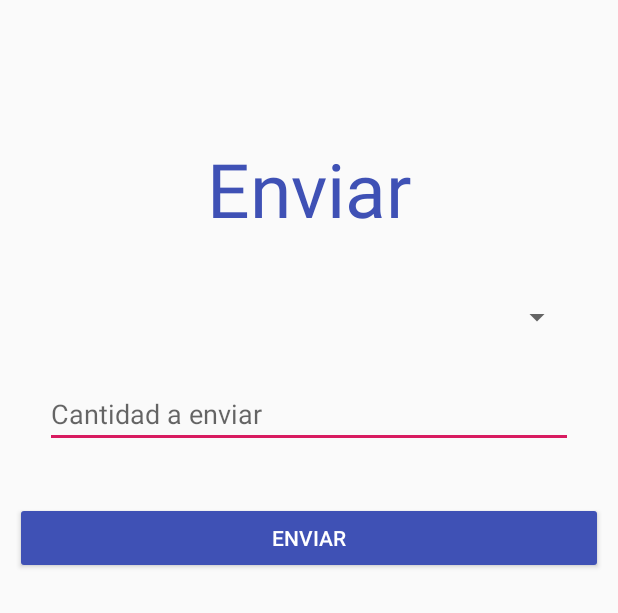
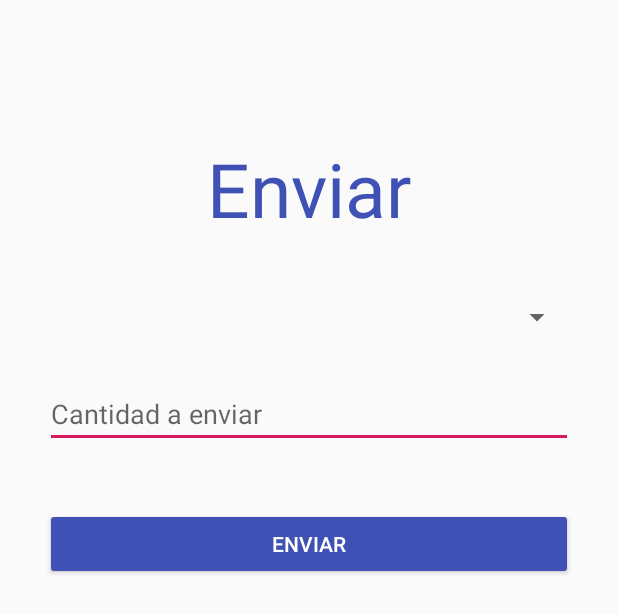
Before and after one commit to un-sei2019i-labs-tma/bank, an Android app: the layout activity_send_user.xml on its own in the app's theme, with its tools: preview values and no code run, on a phone screen of 412 x 824 dp. Shown: the top 613 px of the screen. Run offline under Robolectric (Android 15) with nearby library versions, the phone set to English and light mode, and no system bars.

Commit message:
todas las ui

```diff
--- a/mobile_app/BankApp/app/src/main/AndroidManifest.xml
+++ b/mobile_app/BankApp/app/src/main/AndroidManifest.xml
@@ -9,6 +9,9 @@
         android:roundIcon="@mipmap/ic_launcher_round"
         android:supportsRtl="true"
         android:theme="@style/AppTheme">
+        <activity android:name=".Presentation.RegisterActivity"></activity>
+        <activity android:name=".Presentation.SendUserActivity" />
+        <activity android:name=".Presentation.HomeUserActivity" />
         <activity android:name=".Presentation.MainActivity">
             <intent-filter>
                 <action android:name="android.intent.action.MAIN" />
--- a/mobile_app/BankApp/app/src/main/java/com/example/bankapp/Presentation/MainActivity.java
+++ b/mobile_app/BankApp/app/src/main/java/com/example/bankapp/Presentation/MainActivity.java
@@ -1,6 +1,7 @@
 package com.example.bankapp.Presentation;
 
 import android.content.ContentValues;
+import android.content.Intent;
 import android.database.Cursor;
 import android.database.sqlite.SQLiteDatabase;
 import android.support.v7.app.AppCompatActivity;
@@ -53,7 +54,8 @@ public class MainActivity extends AppCompatActivity {
             if (row.moveToFirst()){
 
                 if (row.getString(1).equals(password)){
-                    Toast.makeText(this,"praise the sun \\[T]/",Toast.LENGTH_SHORT).show();
+                    Intent intent1 = new Intent(MainActivity.this, HomeUserActivity.class);
+                    startActivity(intent1);
                 }else {
                     Toast.makeText(this,"Password incorecto",Toast.LENGTH_SHORT).show();
                 }
--- a/mobile_app/BankApp/app/src/main/res/layout/activity_send_user.xml
+++ b/mobile_app/BankApp/app/src/main/res/layout/activity_send_user.xml
@@ -1,25 +1,25 @@
 <?xml version="1.0" encoding="utf-8"?>
-<android.support.constraint.ConstraintLayout
-    xmlns:android="http://schemas.android.com/apk/res/android"
+<android.support.constraint.ConstraintLayout xmlns:android="http://schemas.android.com/apk/res/android"
     xmlns:app="http://schemas.android.com/apk/res-auto"
     xmlns:tools="http://schemas.android.com/tools"
     android:layout_width="match_parent"
-    android:layout_height="match_parent">
+    android:layout_height="match_parent"
+    tools:context=".Presentation.SendUserActivity">
 
     <Button
         android:id="@+id/buttonsend"
         android:layout_width="match_parent"
         android:layout_height="wrap_content"
-        android:layout_marginStart="10dp"
-        android:layout_marginTop="36dp"
-        android:layout_marginEnd="10dp"
+        android:layout_marginStart="30dp"
+        android:layout_marginTop="40dp"
+        android:layout_marginEnd="30dp"
         android:backgroundTint="#3F51B5"
-        android:onClick="logIn"
+        android:onClick="send"
         android:text="@string/buttonsendmoney"
         android:textColor="#FFFFFF"
         android:textColorHighlight="#FFFEFE"
         app:layout_constraintEnd_toEndOf="parent"
-        app:layout_constraintHorizontal_bias="1.0"
+        app:layout_constraintHorizontal_bias="0.5"
         app:layout_constraintStart_toStartOf="parent"
         app:layout_constraintTop_toBottomOf="@+id/editsendmoney" />
 
```
Also changed, not shown: mobile_app/BankApp/app/src/main/java/com/example/bankapp/Presentation/HomeUserActivity.java (added, +23 -0 lines), mobile_app/BankApp/app/src/main/java/com/example/bankapp/Presentation/RegisterActivity.java (added, +15 -0 lines), mobile_app/BankApp/app/src/main/java/com/example/bankapp/Presentation/SendUserActivity.java (added, +21 -0 lines), mobile_app/BankApp/app/src/main/res/layout/activity_home_user.xml (+4 -5 lines), mobile_app/BankApp/app/src/main/res/layout/activity_register.xml (+3 -4 lines).
